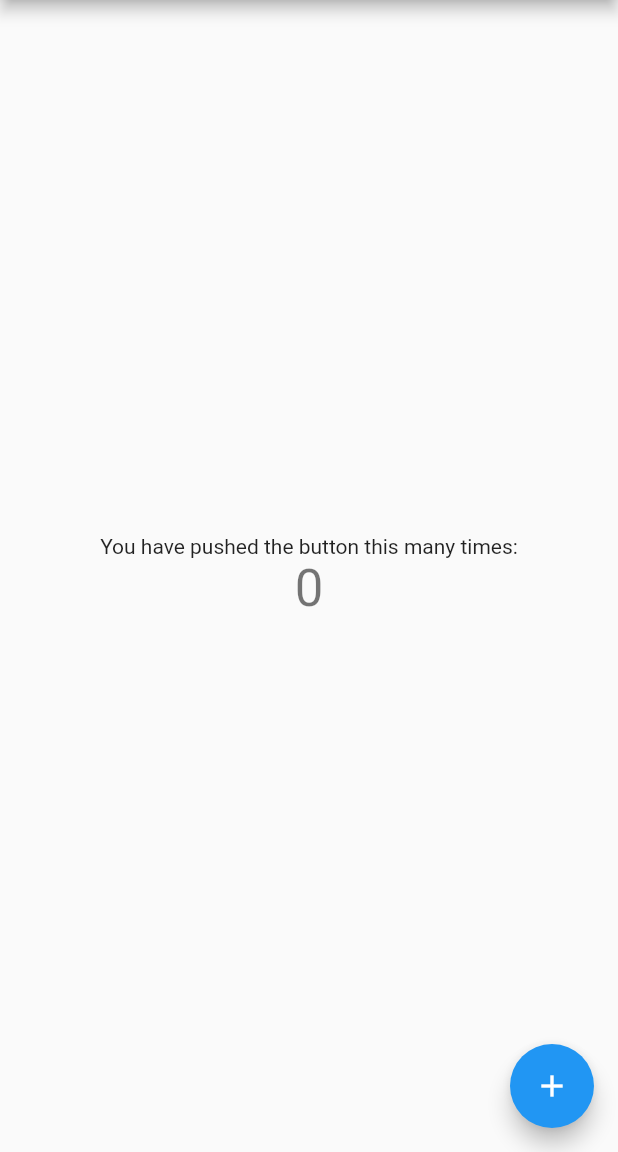
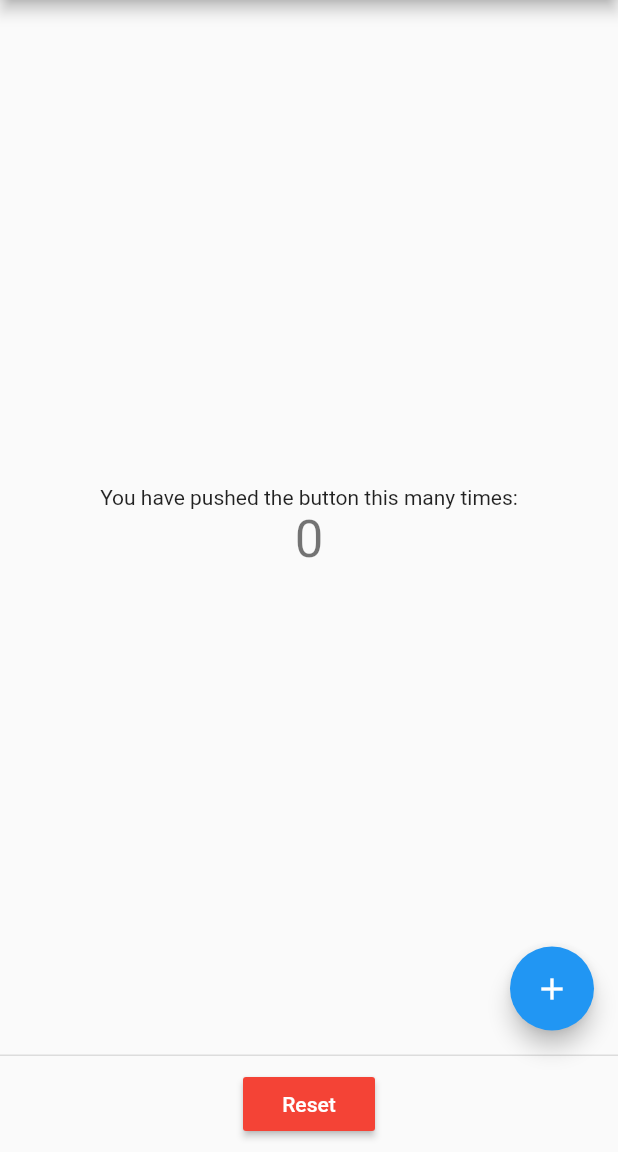
Before and after one commit to tenshinohub/first_flutter_app, a Flutter app: the screen it shows after launch, on a phone screen of 412 x 824 dp, the part 84-1236 px from its top. Run offline on Flutter 3.47's test engine with Material 2 defaults, Android fonts, the phone set to English and light mode, and no system bars.

Commit message:
add reset button

```diff
--- a/lib/main.dart
+++ b/lib/main.dart
@@ -61,6 +61,17 @@ class _MyHomePageState extends State<MyHomePage> {
     });
   }
 
+  void _resetCounter() {
+    setState(() {
+      // This call to setState tells the Flutter framework that something has
+      // changed in this State, which causes it to rerun the build method below
+      // so that the display can reflect the updated values. If we changed
+      // _counter without calling setState(), then the build method would not be
+      // called again, and so nothing would appear to happen.
+      _counter = 0;
+    });
+  }
+
   @override
   Widget build(BuildContext context) {
     // This method is rerun every time setState is called, for instance as done
@@ -110,6 +121,16 @@ class _MyHomePageState extends State<MyHomePage> {
         tooltip: 'Increment',
         child: const Icon(Icons.add),
       ), // This trailing comma makes auto-formatting nicer for build methods.
+      persistentFooterButtons: <Widget>[
+        Center(
+          child: RaisedButton(
+            child: const Text('Reset'),
+            color: Colors.red,
+            textColor: Colors.white,
+            onPressed: _resetCounter,
+          ),
+        ),
+      ],
     );
   }
 }
```
